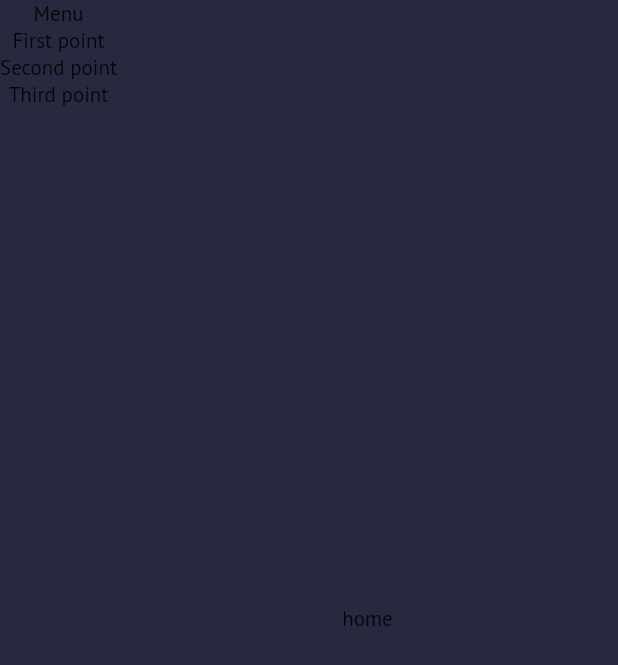
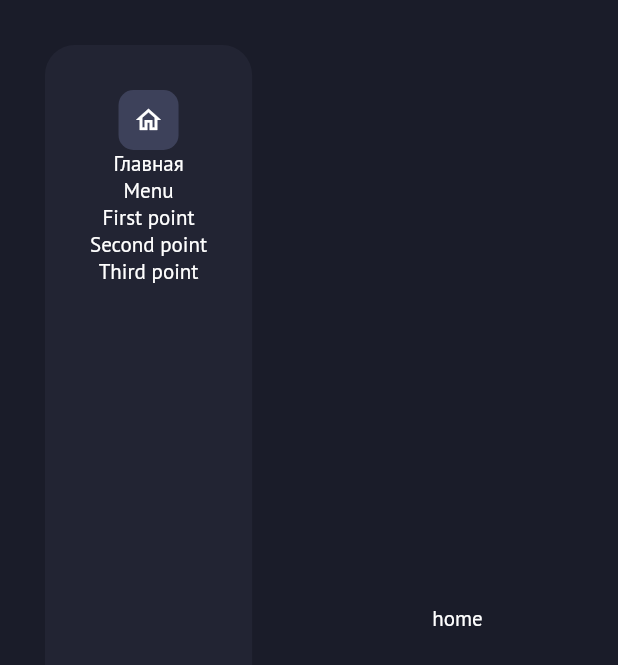
Before and after one commit to black-rusuz/nft, a Flutter app: the screen it shows after launch, after a tap on "Войти", on a phone screen of 412 x 824 dp. Shown: the top 665 px of the screen. Run offline on Flutter 3.47's test engine with Material 2 defaults, Android fonts, the phone set to English and light mode, and no system bars; our stand-ins replace dio, equatable, flutter_bloc, get_it, google_fonts, injectable.

Commit message:
ref + menu

```diff
--- a/lib/main.dart
+++ b/lib/main.dart
@@ -38,7 +38,11 @@ class MyApp extends StatelessWidget {
         brightness: Brightness.dark,
         primarySwatch: Styles.blue,
         scaffoldBackgroundColor: Styles.bg,
-        textTheme: GoogleFonts.ptSansTextTheme(),
+        // iconTheme: const IconThemeData(color: Colors.black),
+        textTheme: GoogleFonts.ptSansTextTheme().apply(
+          bodyColor: Colors.white,
+          // displayColor: Colors.red,
+        ),
         appBarTheme: const AppBarTheme(
           color: Colors.transparent,
           shadowColor: Colors.transparent,
@@ -46,7 +50,8 @@ class MyApp extends StatelessWidget {
         ),
         inputDecorationTheme: InputDecorationTheme(
           filled: true,
-          fillColor: Styles.cardBorder,
+          fillColor: Styles.inputBg,
+          hoverColor: Styles.inputBg,
           border: OutlineInputBorder(
             borderSide: BorderSide.none,
             borderRadius: Styles.borderRadius,
@@ -62,7 +67,6 @@ class MyApp extends StatelessWidget {
             ),
           ),
         ),
-        // iconTheme: const IconThemeData(color: Colors.black),
       ),
     );
   }
--- /dev/null
+++ b/lib/presentation/core/menu.dart
@@ -0,0 +1,54 @@
+import 'package:flutter/material.dart';
+
+import '../styles.dart';
+
+class Menu extends StatelessWidget {
+  const Menu({super.key});
+
+  @override
+  Widget build(BuildContext context) {
+    return Padding(
+      padding: const EdgeInsets.all(30),
+      child: Material(
+        color: Styles.cardBg,
+        borderRadius: BorderRadius.circular(20),
+        child: Padding(
+          padding: const EdgeInsets.all(30),
+          child: Column(
+            children: const [
+              MenuItem(),
+              Text('Menu'),
+              Text('First point'),
+              Text('Second point'),
+              Text('Third point'),
+            ],
+          ),
+        ),
+      ),
+    );
+  }
+}
+
+class MenuItem extends StatelessWidget {
+  const MenuItem({super.key});
+
+  @override
+  Widget build(BuildContext context) {
+    return InkWell(
+      child: Column(
+        children: [
+          Ink(
+            width: 40,
+            height: 40,
+            decoration: BoxDecoration(
+              color: Styles.inactive,
+              borderRadius: Styles.borderRadius,
+            ),
+            child: const Icon(Icons.home_outlined, size: 20),
+          ),
+          const Text('Главная'),
+        ],
+      ),
+    );
+  }
+}
--- a/lib/presentation/pages/home/home_page.dart
+++ b/lib/presentation/pages/home/home_page.dart
@@ -1,4 +1,6 @@
 import 'package:flutter/material.dart';
+
+import '../../core/menu.dart';
 
 class HomePage extends StatelessWidget {
   const HomePage({super.key});
@@ -19,19 +21,3 @@ class HomePage extends StatelessWidget {
     );
   }
 }
-
-class Menu extends StatelessWidget {
-  const Menu({super.key});
-
-  @override
-  Widget build(BuildContext context) {
-    return Column(
-      children: const [
-        Text('Menu'),
-        Text('First point'),
-        Text('Second point'),
-        Text('Third point'),
-      ],
-    );
-  }
-}
--- a/lib/presentation/pages/login/login_page.dart
+++ b/lib/presentation/pages/login/login_page.dart
@@ -29,7 +29,6 @@ class LoginPage extends StatelessWidget {
           decoration: BoxDecoration(
             color: Styles.cardBg,
             borderRadius: Styles.borderRadius,
-            border: Border.all(color: Styles.cardBorder),
           ),
           child: Column(
             mainAxisSize: MainAxisSize.min,
@@ -37,7 +36,7 @@ class LoginPage extends StatelessWidget {
               Container(
                 padding: const EdgeInsets.all(8),
                 decoration: const BoxDecoration(
-                  color: Styles.cardBorder,
+                  color: Styles.inputBg,
                   shape: BoxShape.circle,
                 ),
                 child: const Icon(Icons.person),
--- a/lib/presentation/styles.dart
+++ b/lib/presentation/styles.dart
@@ -25,9 +25,10 @@ class Styles {
   });
 
   // * COLORS
-  static const Color bg = Color(0xff28293F);
-  static const Color cardBg = Color(0xff383856);
-  static const Color cardBorder = Color(0xff46466B);
+  static const Color bg = Color(0xff1A1C29);
+  static const Color cardBg = Color(0xff222433);
+  static const Color inputBg = Color(0xff1C1E2A);
+  static const Color inactive = Color(0xff3D415A);
 
   // * DIMENS
   static const double _borderRadiusValue = 10;
```
